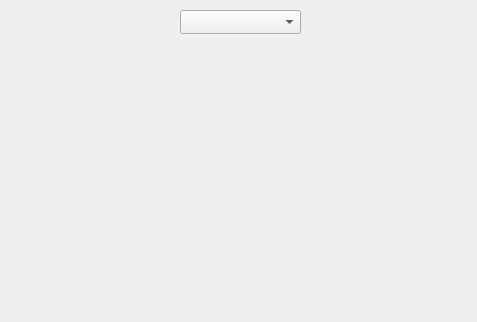
Old version of the form players.ui in the repository iasimkhan2005/ESPN_CRICKET.
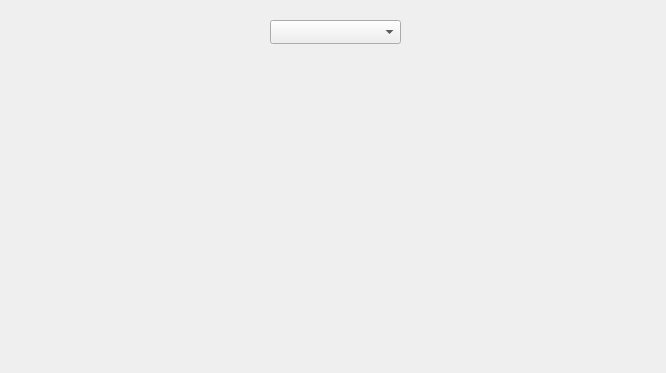
New version of the form.

Diff of the .ui file:
```diff
--- a/players.ui
+++ b/players.ui
@@ -6,8 +6,8 @@
    <rect>
     <x>0</x>
     <y>0</y>
-    <width>477</width>
-    <height>322</height>
+    <width>666</width>
+    <height>373</height>
    </rect>
   </property>
   <property name="windowTitle">
@@ -16,14 +16,38 @@
   <widget class="QComboBox" name="players_dropdown">
    <property name="geometry">
     <rect>
-     <x>180</x>
-     <y>10</y>
-     <width>121</width>
+     <x>270</x>
+     <y>20</y>
+     <width>131</width>
      <height>24</height>
     </rect>
    </property>
    <property name="placeholderText">
-    <string>Select team</string>
+    <string>--- Select Team ---</string>
+   </property>
+   <item>
+    <property name="text">
+     <string>--- Select Team ---</string>
+    </property>
+   </item>
+  </widget>
+  <widget class="QLabel" name="players_label">
+   <property name="geometry">
+    <rect>
+     <x>70</x>
+     <y>60</y>
+     <width>521</width>
+     <height>291</height>
+    </rect>
+   </property>
+   <property name="text">
+    <string/>
+   </property>
+   <property name="alignment">
+    <set>Qt::AlignmentFlag::AlignLeading|Qt::AlignmentFlag::AlignLeft|Qt::AlignmentFlag::AlignTop</set>
+   </property>
+   <property name="margin">
+    <number>5</number>
    </property>
   </widget>
  </widget>
```
